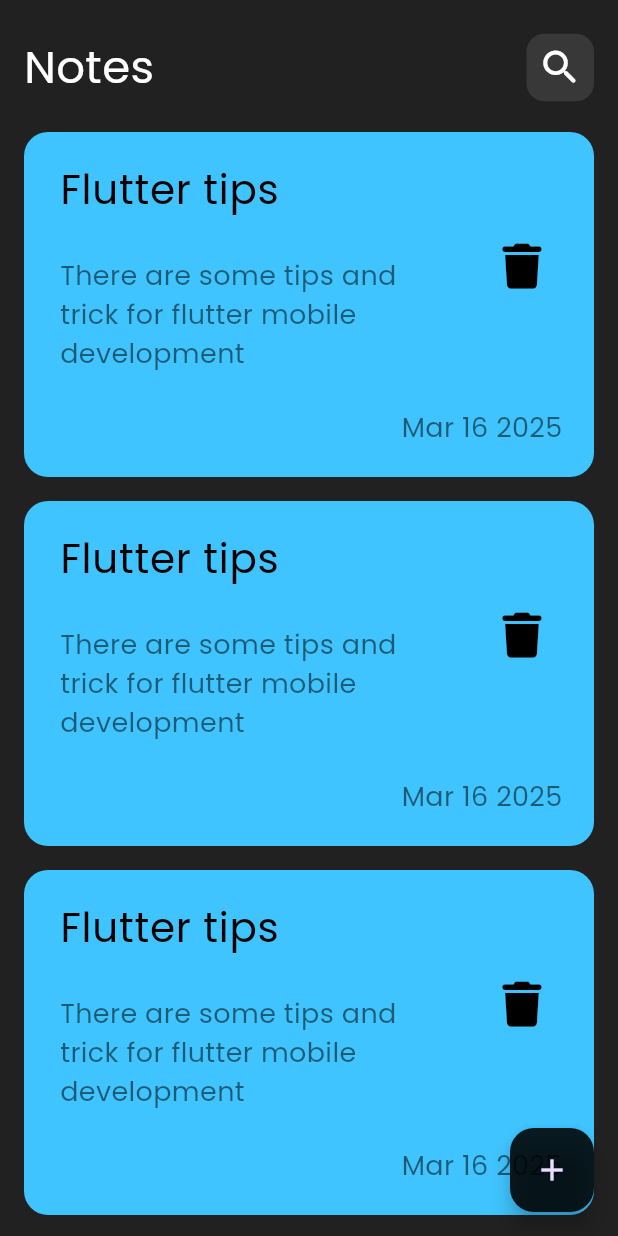
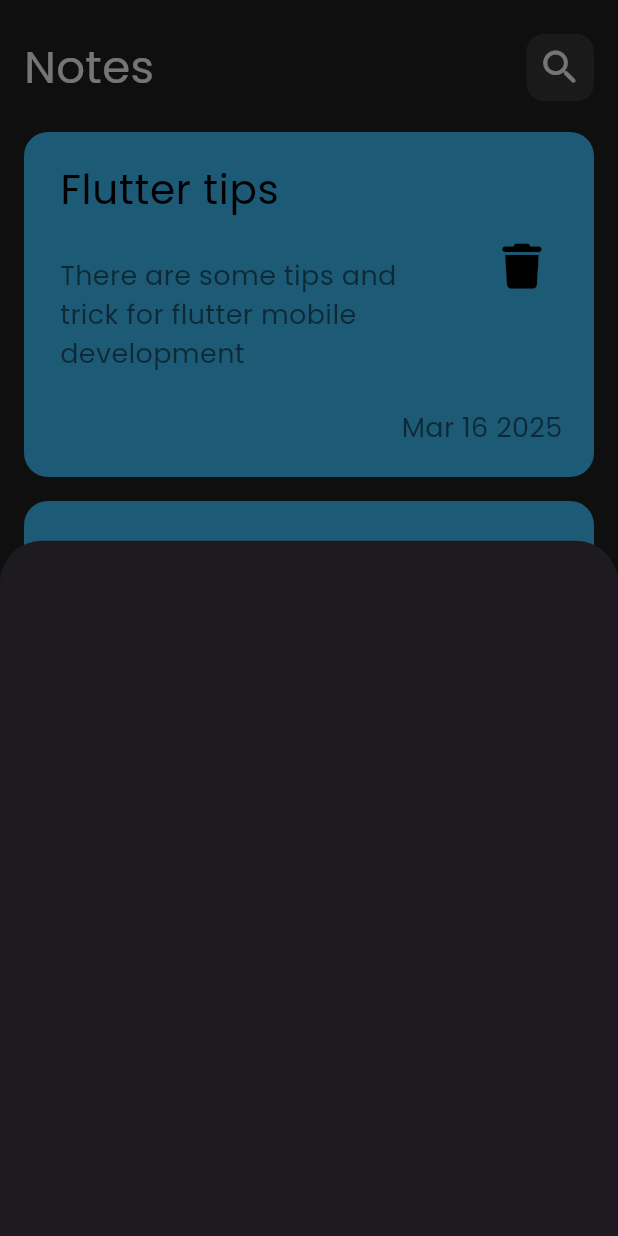
Before and after one commit to Ali-Ahmad-0/notes-app, a Flutter app: the screen it shows after launch, after a tap on the "add" icon, on a phone screen of 412 x 824 dp. Run offline on Flutter 3.47's test engine with Material 3 defaults, Android fonts, the phone set to English and light mode, and no system bars; our stand-ins replace font_awesome_flutter.

Commit message:
add botton note sheet

```diff
--- a/lib/Views/notes_view.dart
+++ b/lib/Views/notes_view.dart
@@ -1,5 +1,5 @@
 import 'package:flutter/material.dart';
-import 'package:font_awesome_flutter/font_awesome_flutter.dart';
+import 'package:notes_app/widgets/add_Botton_note_sheet.dart';
 import 'package:notes_app/widgets/customAppBar.dart';
 import 'package:notes_app/widgets/notes_list_view.dart';
 
@@ -11,7 +11,13 @@
     return Scaffold(
       floatingActionButton: FloatingActionButton(
         backgroundColor: Colors.black87,
-        onPressed: () {},
+        onPressed: () {
+          showModalBottomSheet(
+              context: context,
+              builder: (context) {
+                return AddNoteBottomsheet();
+              });
+        },
         child: Icon(
           Icons.add,
         ),
--- /dev/null
+++ b/lib/widgets/add_Botton_note_sheet.dart
@@ -0,0 +1,10 @@
+import 'package:flutter/material.dart';
+
+class AddNoteBottomsheet extends StatelessWidget {
+  const AddNoteBottomsheet({super.key});
+
+  @override
+  Widget build(BuildContext context) {
+    return Container();
+  }
+}
```
